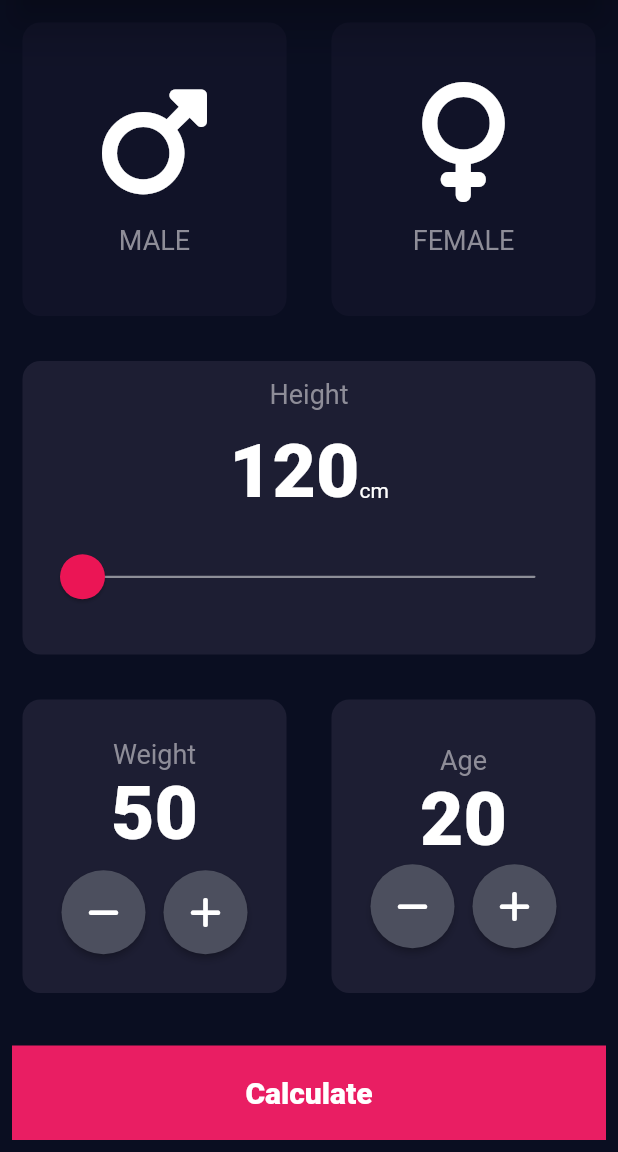
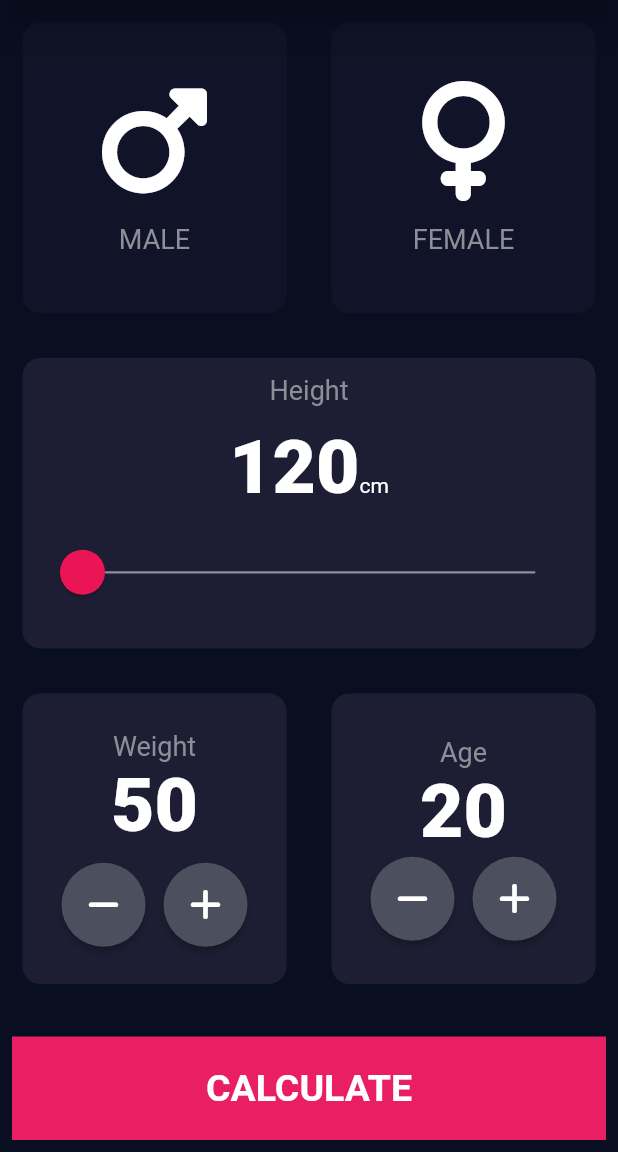
Before and after one commit to bunnyBites/bmi-calculator-flutter, a Flutter app: the screen it shows after launch, on a phone screen of 412 x 824 dp, the part 84-1236 px from its top. Run offline on Flutter 3.47's test engine with Material 2 defaults, Android fonts, the phone set to English and light mode, and no system bars; our stand-ins replace font_awesome_flutter.

```diff
--- /dev/null
+++ b/lib/components/footer_button.dart
@@ -0,0 +1,35 @@
+import 'package:bmi_calculator_flutter/constants.dart';
+import 'package:flutter/material.dart';
+
+class FooterButton extends StatelessWidget {
+  final Function? onPress;
+  final String? label;
+
+  const FooterButton({
+    super.key,
+    this.label,
+    this.onPress,
+  });
+
+  @override
+  Widget build(BuildContext context) {
+    return TextButton(
+      onPressed: () {
+        if (onPress != null) {
+          onPress!();
+        }
+      },
+      child: Container(
+        color: Colors.pink,
+        padding: const EdgeInsets.only(top: 20.0, bottom: 20.0),
+        margin: const EdgeInsets.only(top: 12.0),
+        width: double.infinity,
+        child: Center(
+            child: Text(
+          label!,
+          style: kLargeButtonTextStyle,
+        )),
+      ),
+    );
+  }
+}
--- a/lib/info_content.dart
+++ b/lib/components/info_content.dart
@@ -1,5 +1,5 @@
+import 'package:bmi_calculator_flutter/constants.dart';
 import 'package:flutter/material.dart';
-import 'constants.dart';
 
 class InfoContent extends StatelessWidget {
   final IconData? icon;
--- a/lib/main.dart
+++ b/lib/main.dart
@@ -1,6 +1,6 @@
-import 'package:bmi_calculator_flutter/result_page.dart';
 import 'package:flutter/material.dart';
-import 'input_page.dart';
+import 'package:bmi_calculator_flutter/screens/input_page.dart';
+import 'package:bmi_calculator_flutter/screens/result_page.dart';
 
 void main() => runApp(const BMICalculator());
 
--- a/lib/input_page.dart
+++ b/lib/screens/input_page.dart
@@ -1,9 +1,10 @@
+import 'package:bmi_calculator_flutter/components/action_button.dart';
+import 'package:bmi_calculator_flutter/components/footer_button.dart';
+import 'package:bmi_calculator_flutter/components/info_container.dart';
+import 'package:bmi_calculator_flutter/components/info_content.dart';
+import 'package:bmi_calculator_flutter/constants.dart';
 import 'package:flutter/material.dart';
 import 'package:font_awesome_flutter/font_awesome_flutter.dart';
-import 'action_button.dart';
-import 'constants.dart';
-import 'info_container.dart';
-import 'info_content.dart';
 
 enum Gender {
   male,
@@ -38,25 +39,11 @@ class _InputPageState extends State<InputPage> {
             bodyParamsSelector(),
 
             // calculate button
-            TextButton(
-              onPressed: () {
-                Navigator.pushNamed(context, "/result");
-              },
-              child: Container(
-                color: Colors.pink,
-                padding: const EdgeInsets.only(top: 20.0, bottom: 20.0),
-                margin: const EdgeInsets.only(top: 12.0),
-                width: double.infinity,
-                child: const Center(
-                    child: Text(
-                  "Calculate",
-                  style: TextStyle(
-                      fontSize: 20.0,
-                      fontWeight: FontWeight.w800,
-                      color: Colors.white),
-                )),
-              ),
-            ),
+            FooterButton(
+                label: "CALCULATE",
+                onPress: () {
+                  Navigator.pushNamed(context, "/result");
+                }),
           ],
         )),
       ),
```
Also changed, not shown: lib/constants.dart (+18 -0 lines), lib/result_page.dart (deleted, +0 -17 lines), lib/screens/result_page.dart (added, +68 -0 lines), lib/components/action_button.dart (renamed from lib/action_button.dart), lib/components/info_container.dart (renamed from lib/info_container.dart).
